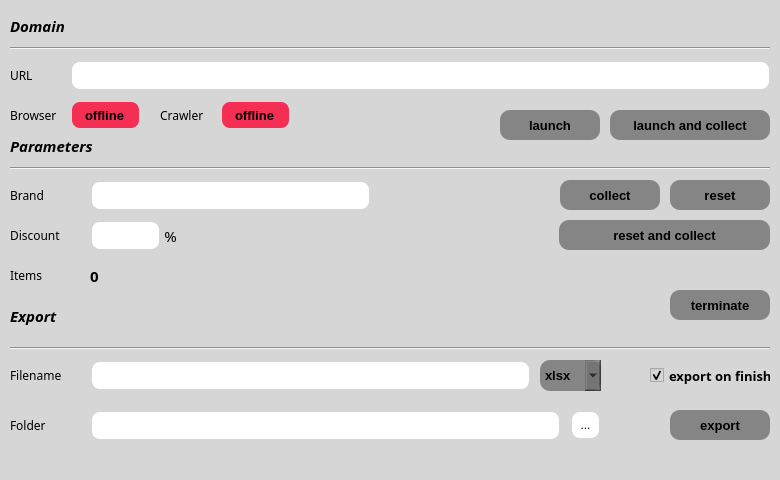
First picture: the form in gui/ui_resources/atcrawl_crawler_ui.ui, repository kosazna/atcrawl, before the edit.
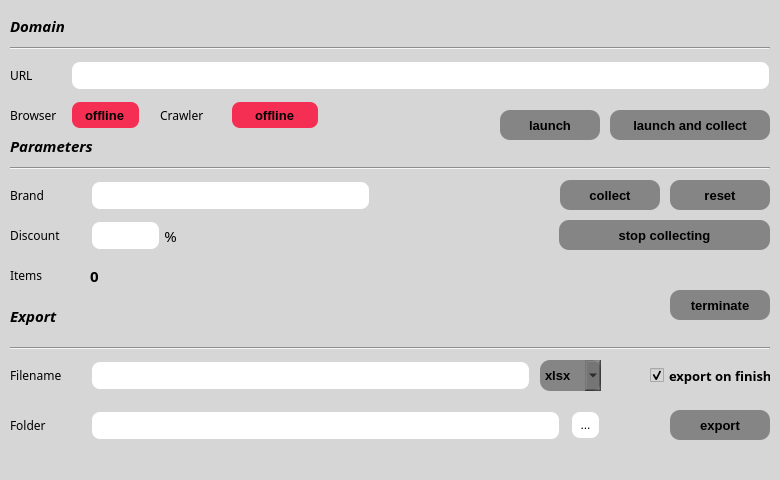
Second picture: the form after the edit.

```diff
--- a/gui/ui_resources/atcrawl_crawler_ui.ui
+++ b/gui/ui_resources/atcrawl_crawler_ui.ui
@@ -691,7 +691,7 @@
 </string>
     </property>
     <property name="text">
-     <string>reset and collect</string>
+     <string>stop collecting</string>
     </property>
    </widget>
    <widget class="QToolButton" name="browse_folder">
@@ -752,9 +752,9 @@
    <widget class="QLineEdit" name="status_crawler">
     <property name="geometry">
      <rect>
-      <x>220</x>
+      <x>230</x>
       <y>100</y>
-      <width>71</width>
+      <width>90</width>
       <height>30</height>
      </rect>
     </property>
@@ -789,7 +789,7 @@
      <rect>
       <x>160</x>
       <y>100</y>
-      <width>51</width>
+      <width>61</width>
       <height>30</height>
      </rect>
     </property>
```
Left out of the diff: 2 changed lines with no effect on the pictures.
